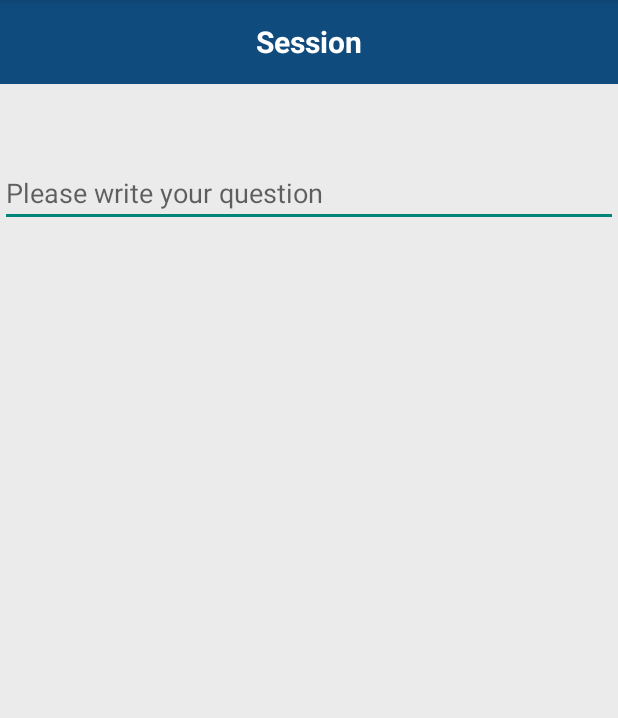
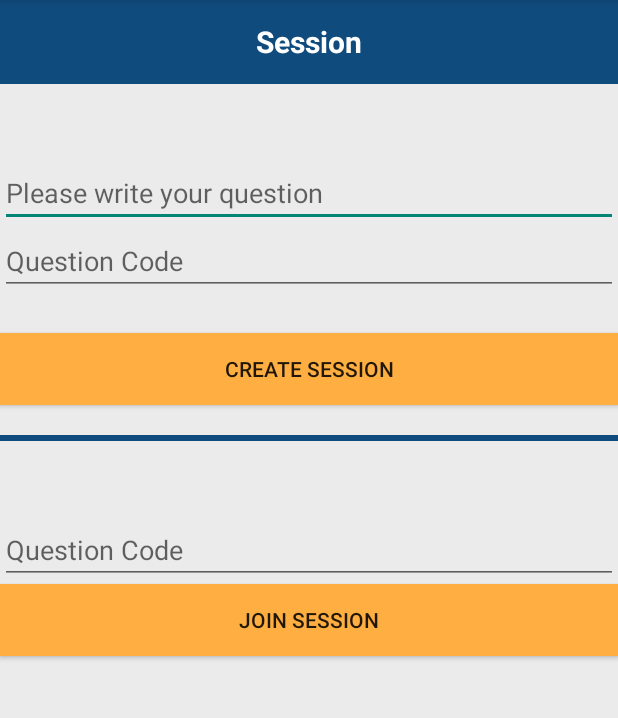
Before and after one commit to roland1997/PlanningPoker, an Android app: the SessionActivity screen opened directly, with no data from a screen before it, on a phone screen of 412 x 824 dp, the part 84-802 px from its top. Run offline under Robolectric (Android 15) with nearby library versions, the phone set to English and light mode, and no system bars.

Commit message:
Create Session Activity

```diff
--- a/app/build.gradle
+++ b/app/build.gradle
@@ -5,7 +5,7 @@ android {
     compileSdkVersion 28
     defaultConfig {
         applicationId "com.example.planningpoker"
-        minSdkVersion 15
+        minSdkVersion 16
         targetSdkVersion 28
         versionCode 1
         versionName "1.0"
@@ -23,7 +23,7 @@ dependencies {
     implementation fileTree(dir: 'libs', include: ['*.jar'])
     implementation 'androidx.appcompat:appcompat:1.1.0'
     implementation 'androidx.constraintlayout:constraintlayout:1.1.3'
-    implementation 'com.google.firebase:firebase-auth:16.0.5'
+    implementation 'com.google.firebase:firebase-auth:17.0.0'
     testImplementation 'junit:junit:4.12'
     androidTestImplementation 'androidx.test:runner:1.2.0'
     androidTestImplementation 'androidx.test.espresso:espresso-core:3.2.0'
--- a/app/src/main/java/com/example/planningpoker/SessionActivity.java
+++ b/app/src/main/java/com/example/planningpoker/SessionActivity.java
@@ -2,13 +2,48 @@ package com.example.planningpoker;
 
 import androidx.appcompat.app.AppCompatActivity;
 
+import android.annotation.SuppressLint;
+import android.content.Intent;
 import android.os.Bundle;
+import android.view.View;
+import android.widget.Button;
+import android.widget.EditText;
 
 public class SessionActivity extends AppCompatActivity {
+    Button buttonCreateSession,buttonJoinSession;
+    EditText textQuestion,numberQCode,getNumberQCodeJoin;
 
     @Override
     protected void onCreate(Bundle savedInstanceState) {
         super.onCreate(savedInstanceState);
         setContentView(R.layout.activity_session);
+        initialize();
+        buttonCreateSession.setOnClickListener(new View.OnClickListener() {
+            @Override
+            public void onClick(View v) {
+                openActivityVote();
+            }
+        });
     }
+
+    private void openActivityQuestionRoom(){
+        Intent intent = new Intent(this, VoteActivity.class);
+        startActivity(intent);
+    }
+    private void openActivityVote(){
+        Intent intent = new Intent(this, VoteActivity.class);
+        startActivity(intent);
+    }
+
+    private void initialize() {
+    textQuestion = findViewById(R.id.sQuestionLabel);
+    numberQCode = findViewById(R.id.sQuestionCode);
+    buttonCreateSession = findViewById(R.id.sCreateButton);
+    getNumberQCodeJoin = findViewById(R.id.sQuestionCodeJoin);
+    buttonJoinSession = findViewById(R.id.sJoinSession);
+
+
+    }
+
+
 }
--- a/app/src/main/java/com/example/planningpoker/VoteActivity.java
+++ b/app/src/main/java/com/example/planningpoker/VoteActivity.java
@@ -9,12 +9,12 @@ import android.widget.Button;
 import android.widget.TextView;
 import android.widget.Toast;
 
-import com.google.firebase.auth.FirebaseAuth;
-import com.google.firebase.database.DatabaseReference;
-import com.google.firebase.database.FirebaseDatabase;
+//import com.google.firebase.auth.FirebaseAuth;
+//import com.google.firebase.database.DatabaseReference;
+//import com.google.firebase.database.FirebaseDatabase;
 
 public class VoteActivity extends AppCompatActivity {
-
+/*
     TextView textViewQuestion;
     Button buttonVote1;
     Button buttonVote2;
@@ -25,12 +25,12 @@ public class VoteActivity extends AppCompatActivity {
     private FirebaseAuth mAuth;
     com.google.firebase.database.DatabaseReference reff;
 
-
+*/
     @Override
     protected void onCreate(Bundle savedInstanceState) {
         super.onCreate(savedInstanceState);
         setContentView(R.layout.activity_vote);
-
+/*
         mAuth = FirebaseAuth.getInstance();
         initialize();
 
@@ -38,9 +38,9 @@ public class VoteActivity extends AppCompatActivity {
                 " Szavasat az egyik gombra kattintva adhatja le.",
                 Toast.LENGTH_SHORT).show();
 
-        onClickListener();
+        onClickListener();*/
     }
-
+/*
     private void onClickListener() {
 
         final VoteNumber vote = new VoteNumber();
@@ -105,6 +105,6 @@ public class VoteActivity extends AppCompatActivity {
         buttonVote5 = findViewById(R.id.buttonVote5);
     }
 
-
+*/
 
 }
--- a/app/src/main/res/layout/activity_session.xml
+++ b/app/src/main/res/layout/activity_session.xml
@@ -33,5 +33,44 @@
             android:gravity="start|top"
             android:hint="@string/question"
             android:inputType="textMultiLine" />
+
+        <EditText
+            android:id="@+id/sQuestionCode"
+            android:layout_width="match_parent"
+            android:layout_height="wrap_content"
+            android:ems="10"
+            android:hint="@string/questionCode"
+            android:inputType="number" />
+
+        <Button
+            android:id="@+id/sCreateButton"
+            android:layout_width="match_parent"
+            android:layout_height="wrap_content"
+            android:layout_marginTop="25dp"
+            android:background="@color/colorOrange"
+            android:text="@string/createSession" />
+
+        <View
+            android:layout_marginTop="20dp"
+            android:layout_width="wrap_content"
+            android:layout_height="4dp"
+            android:background="@color/colorDarkBlue"/>
+
+        <EditText
+            android:id="@+id/sQuestionCodeJoin"
+            android:layout_width="match_parent"
+            android:layout_height="wrap_content"
+            android:layout_marginTop="50dp"
+            android:ems="10"
+            android:hint="@string/questionCode"
+            android:inputType="number" />
+
+        <Button
+            android:id="@+id/sJoinSession"
+            android:layout_width="match_parent"
+            android:layout_height="wrap_content"
+            android:background="@color/colorOrange"
+            android:text="@string/joinSession" />
+
     </LinearLayout>
 </androidx.constraintlayout.widget.ConstraintLayout>
--- a/app/src/main/res/values/colors.xml
+++ b/app/src/main/res/values/colors.xml
@@ -4,7 +4,7 @@
     <color name="colorPrimaryDark">#00574B</color>
     <color name="colorAccent">#D81B60</color>
     <color name="colorBlue">#4A89C8</color>
-    <color name="colorOrange">#ffaf41</color>
+    <color name="colorOrange">#FFAF41</color>
     <color name="colorDarkBlue">#104b7d</color>
     <color name="colorWhite">#FFFFFF</color>
     <color name="colorBackgroung">#ebebeb</color>
--- a/app/src/main/res/values/strings.xml
+++ b/app/src/main/res/values/strings.xml
@@ -14,6 +14,11 @@
     <string name="TextNumberThree">3</string>
     <string name="NumberFour">4</string>
     <string name="NumberFive">5</string>
+    <string name="questionCode">Question Code</string>
+    <string name="createSession">Create Session</string>
+    <string name="joinSession">Join Session</string>
+
+
 
 
 </resources>
```
